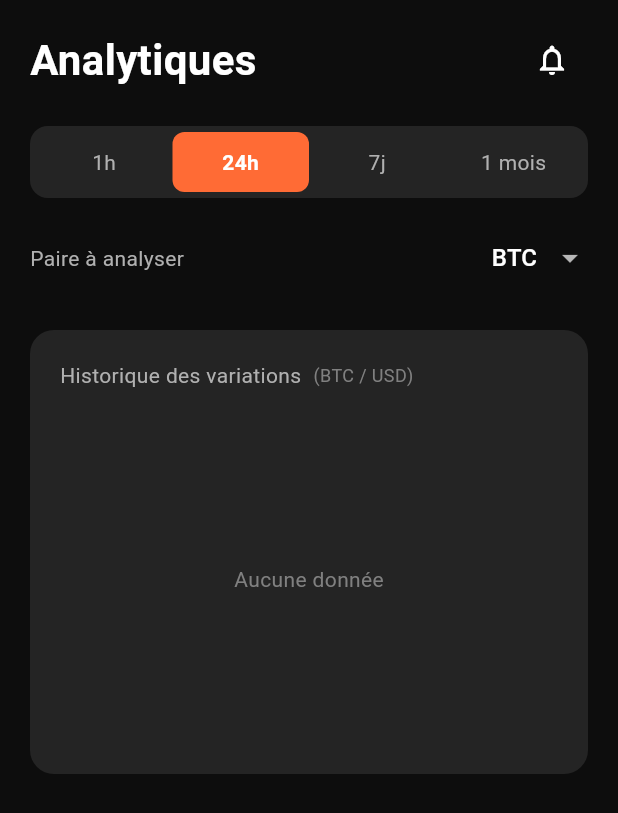
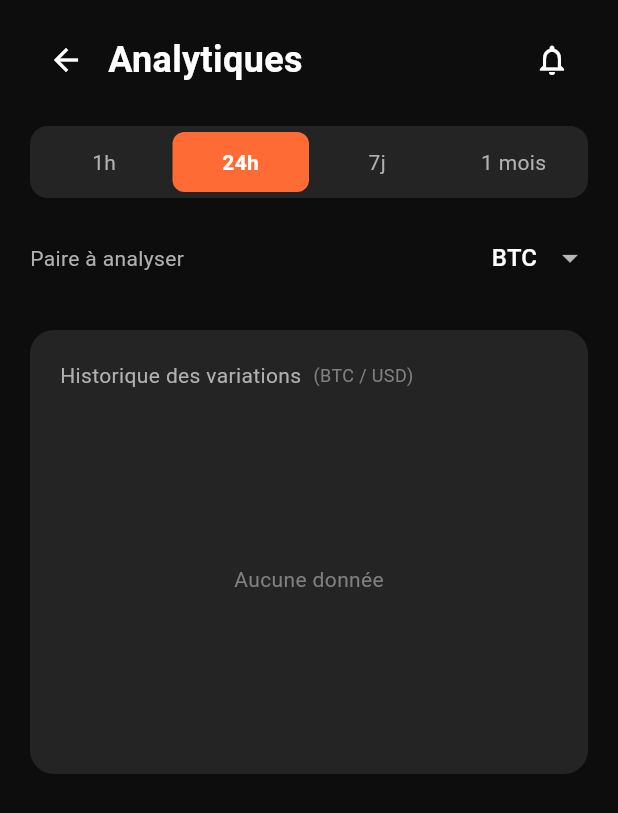
Before and after one commit to Jenovickbg/CryptoFX, a Flutter app: the AnalyticsScreen screen opened directly, on a phone screen of 412 x 824 dp. Shown: the top 813 px of the screen. Run offline on Flutter 3.47's test engine with Material 3 defaults, Android fonts, the phone set to English and light mode, and no system bars; our stand-ins replace cloud_firestore, firebase_auth, firebase_core, firebase_messaging, firebase_storage, fl_chart and 3 more; accounts and stored records are empty; network calls fail.

Commit message:
modification page analytiques

```diff
--- a/lib/views/screens/analytics_screen.dart
+++ b/lib/views/screens/analytics_screen.dart
@@ -44,13 +44,23 @@ class _AnalyticsScreenState extends State<AnalyticsScreen> {
                     Row(
                       mainAxisAlignment: MainAxisAlignment.spaceBetween,
                       children: [
+                        Row(
+                          children: [
+                            IconButton(
+                              onPressed: () => Navigator.of(context).pop(),
+                              icon: const Icon(Icons.arrow_back),
+                              color: AppColors.textPrimary,
+                            ),
+                            const SizedBox(width: 4),
                             const Text(
                               'Analytiques',
                               style: TextStyle(
-                            fontSize: 28,
+                                fontSize: 24,
                                 fontWeight: FontWeight.bold,
                                 color: AppColors.textPrimary,
                               ),
+                            ),
+                          ],
                         ),
                         IconButton(
                           onPressed: () {},
```
Lines whose indentation alone changed are shown as unchanged.
